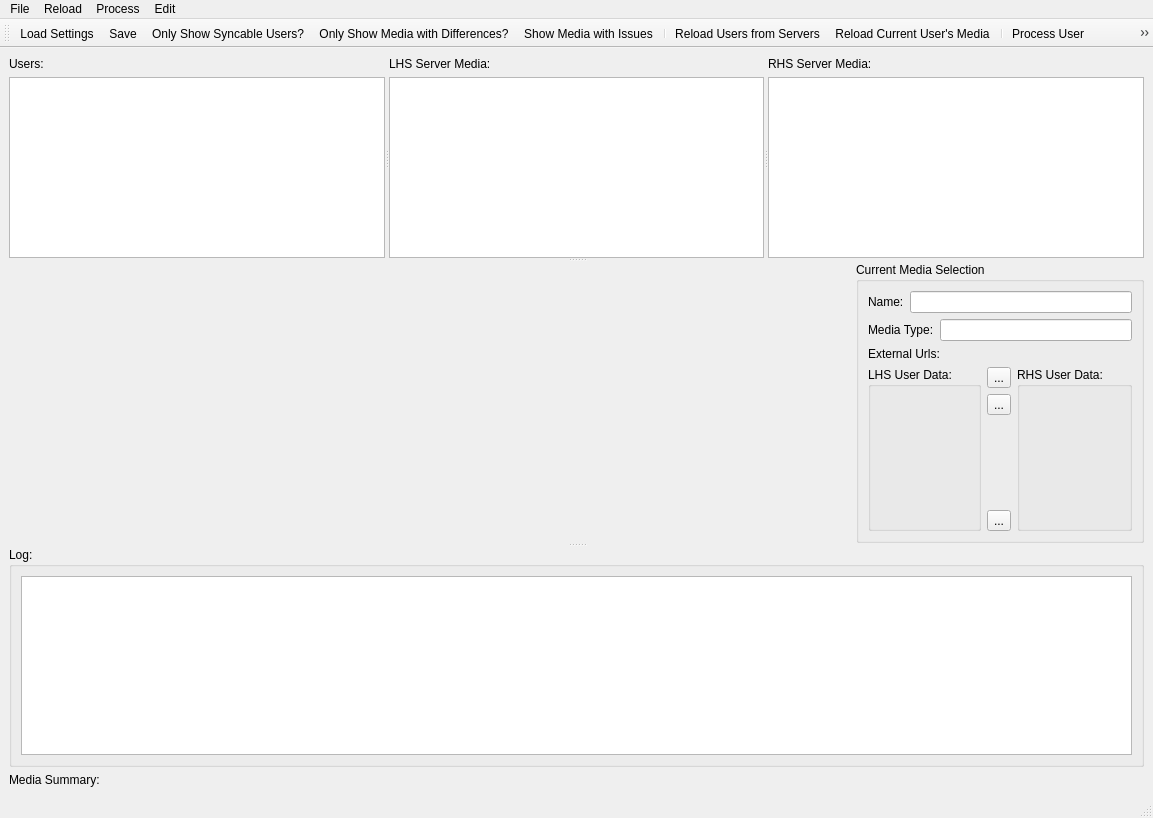
Qt form UI/MainWindow.ui (towel42-com/EmbySync) before a commit.
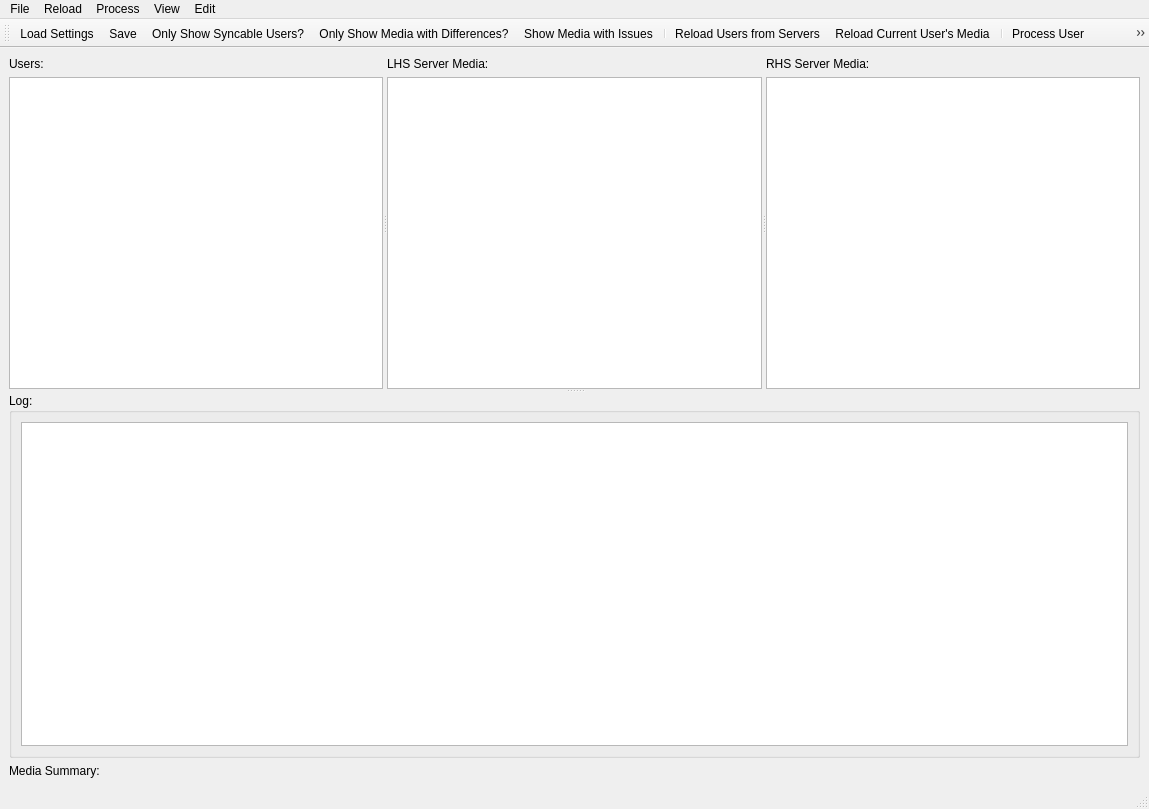
The same form after that commit. Icons and pictures are not drawn. Custom widgets are drawn as their Qt base class.

Commit message: Split out the media information

What changed in the file:
```diff
--- a/UI/MainWindow.ui
+++ b/UI/MainWindow.ui
@@ -6,8 +6,8 @@
    <rect>
     <x>0</x>
     <y>0</y>
-    <width>1153</width>
-    <height>818</height>
+    <width>1149</width>
+    <height>809</height>
    </rect>
   </property>
   <property name="windowTitle">
@@ -118,138 +118,6 @@
         </layout>
        </widget>
       </widget>
-      <widget class="QWidget" name="layoutWidget">
-       <layout class="QHBoxLayout" name="horizontalLayout_2">
-        <item>
-         <spacer name="horizontalSpacer">
-          <property name="orientation">
-           <enum>Qt::Horizontal</enum>
-          </property>
-          <property name="sizeHint" stdset="0">
-           <size>
-            <width>40</width>
-            <height>20</height>
-           </size>
-          </property>
-         </spacer>
-        </item>
-        <item>
-         <widget class="QGroupBox" name="currMediaBox">
-          <property name="title">
-           <string>Current Media Selection</string>
-          </property>
-          <layout class="QGridLayout" name="gridLayout">
-           <item row="3" column="0" rowspan="4">
-            <widget class="CMediaUserDataWidget" name="lhsUserMediaData">
-             <property name="title">
-              <string>LHS User Data:</string>
-             </property>
-            </widget>
-           </item>
-           <item row="3" column="1">
-            <widget class="QToolButton" name="applyToRight">
-             <property name="text">
-              <string>...</string>
-             </property>
-             <property name="icon">
-              <iconset resource="EmbySync.qrc">
-               <normaloff>:/resources/arrowright.png</normaloff>:/resources/arrowright.png</iconset>
-             </property>
-            </widget>
-           </item>
-           <item row="3" column="2" rowspan="4">
-            <widget class="CMediaUserDataWidget" name="rhsUserMediaData">
-             <property name="title">
-              <string>RHS User Data:</string>
-             </property>
-            </widget>
-           </item>
-           <item row="4" column="1">
-            <widget class="QToolButton" name="applyToLeft">
-             <property name="text">
-              <string>...</string>
-             </property>
-             <property name="icon">
-              <iconset resource="EmbySync.qrc">
-               <normaloff>:/resources/arrowleft.png</normaloff>:/resources/arrowleft.png</iconset>
-             </property>
-            </widget>
-           </item>
-           <item row="5" column="1">
-            <spacer name="verticalSpacer">
-             <property name="orientation">
-              <enum>Qt::Vertical</enum>
-             </property>
-             <property name="sizeHint" stdset="0">
-              <size>
-               <width>20</width>
-               <height>105</height>
-              </size>
-             </property>
-            </spacer>
-           </item>
-           <item row="6" column="1">
-            <widget class="QToolButton" name="uploadUserMediaData">
-             <property name="text">
-              <string>...</string>
-             </property>
-             <property name="icon">
-              <iconset resource="EmbySync.qrc">
-               <normaloff>:/resources/upload.png</normaloff>:/resources/upload.png</iconset>
-             </property>
-            </widget>
-           </item>
-           <item row="0" column="0" colspan="3">
-            <layout class="QHBoxLayout" name="horizontalLayout">
-             <item>
-              <widget class="QLabel" name="label">
-               <property name="text">
-                <string>Name:</string>
-               </property>
-              </widget>
-             </item>
-             <item>
-              <widget class="QLineEdit" name="currMediaName">
-               <property name="readOnly">
-                <bool>true</bool>
-               </property>
-              </widget>
-             </item>
-            </layout>
-           </item>
-           <item row="1" column="0" colspan="3">
-            <layout class="QHBoxLayout" name="horizontalLayout_3">
-             <item>
-              <widget class="QLabel" name="label_2">
-               <property name="text">
-                <string>Media Type:</string>
-               </property>
-              </widget>
-             </item>
-             <item>
-              <widget class="QLineEdit" name="currMediaType">
-               <property name="readOnly">
-                <bool>true</bool>
-               </property>
-              </widget>
-             </item>
-            </layout>
-           </item>
-           <item row="2" column="0" colspan="3">
-            <widget class="QLabel" name="externalUrls">
-             <property name="text">
-              <string>External Urls:</string>
-             </property>
-             <property name="openExternalLinks">
-              <bool>true</bool>
-             </property>
-            </widget>
-           </item>
-          </layout>
-         </widget>
-        </item>
-       </layout>
-      </widget>
       <widget class="QGroupBox" name="groupBox">
        <property name="title">
         <string>Log:</string>
@@ -286,7 +154,7 @@
     <rect>
      <x>0</x>
      <y>0</y>
-     <width>1153</width>
+     <width>1149</width>
      <height>22</height>
     </rect>
    </property>
@@ -331,9 +199,16 @@
     <addaction name="actionReloadServers"/>
     <addaction name="actionReloadCurrentUser"/>
    </widget>
+   <widget class="QMenu" name="menuView">
+    <property name="title">
+     <string>View</string>
+    </property>
+    <addaction name="actionViewMediaInformation"/>
+   </widget>
    <addaction name="menuFile"/>
    <addaction name="menuReload"/>
    <addaction name="menuProcess"/>
+   <addaction name="menuView"/>
    <addaction name="menuEdit"/>
   </widget>
   <widget class="QStatusBar" name="statusbar"/>
@@ -503,14 +378,6 @@
    </property>
   </action>
  </widget>
- <customwidgets>
-  <customwidget>
-   <class>CMediaUserDataWidget</class>
-   <extends>QGroupBox</extends>
-   <header>MediaUserDataWidget.h</header>
-   <container>1</container>
-  </customwidget>
- </customwidgets>
  <tabstops>
   <tabstop>users</tabstop>
   <tabstop>lhsMedia</tabstop>
```
Left out of the diff: 6 changed lines with no effect on the pictures. The commit also changes 6 other files.
